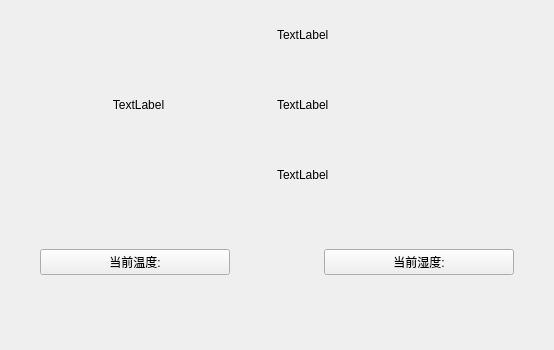
Qt form SmartHome-Client/Client-UI/MainWidget/HoomPage/WeatherWidget/weatherWidget.ui (rtomway/Qt-SmartHome) before a commit.
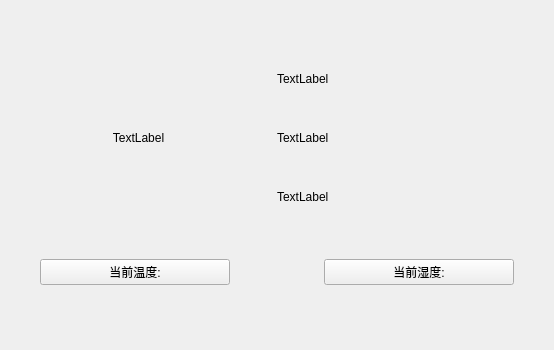
The same form after that commit.

The edit to the form file:
```diff
--- a/SmartHome-Client/Client-UI/MainWidget/HoomPage/WeatherWidget/weatherWidget.ui
+++ b/SmartHome-Client/Client-UI/MainWidget/HoomPage/WeatherWidget/weatherWidget.ui
@@ -13,7 +13,7 @@
   <property name="windowTitle">
    <string>Form</string>
   </property>
-  <layout class="QVBoxLayout" name="verticalLayout" stretch="6,3,1">
+  <layout class="QVBoxLayout" name="verticalLayout" stretch="0,6,3,1">
    <property name="spacing">
     <number>0</number>
    </property>
@@ -29,6 +29,19 @@
    <property name="bottomMargin">
     <number>0</number>
    </property>
+   <item>
+    <spacer name="verticalSpacer_2">
+     <property name="orientation">
+      <enum>Qt::Vertical</enum>
+     </property>
+     <property name="sizeHint" stdset="0">
+      <size>
+       <width>20</width>
+       <height>40</height>
+      </size>
+     </property>
+    </spacer>
+   </item>
    <item>
     <widget class="QWidget" name="widget_8" native="true">
      <layout class="QHBoxLayout" name="horizontalLayout_4">
@@ -39,7 +52,7 @@
        <number>0</number>
       </property>
       <property name="topMargin">
-       <number>0</number>
+       <number>9</number>
       </property>
       <property name="rightMargin">
        <number>0</number>
```
Left out of the diff: 2 changed lines with no effect on the pictures.
